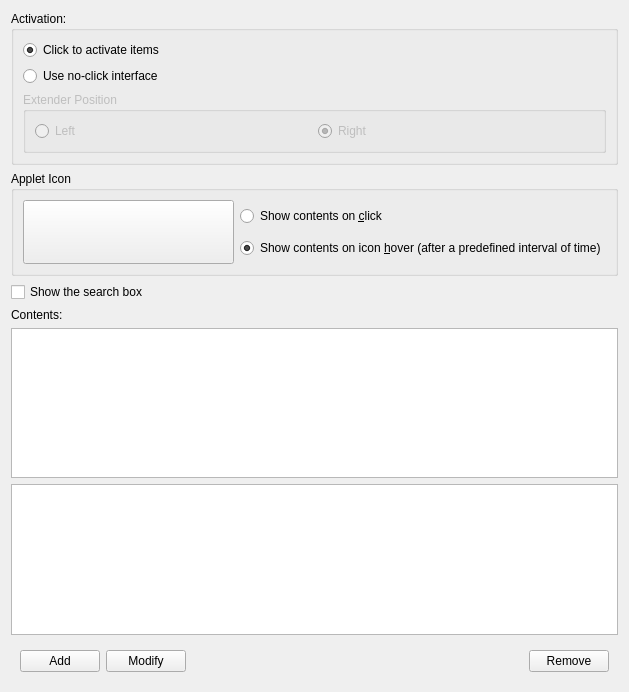
Old version of the form applets/lancelot/parts/LancelotPartConfigBase.ui in the repository KDE/kdeplasma-addons.
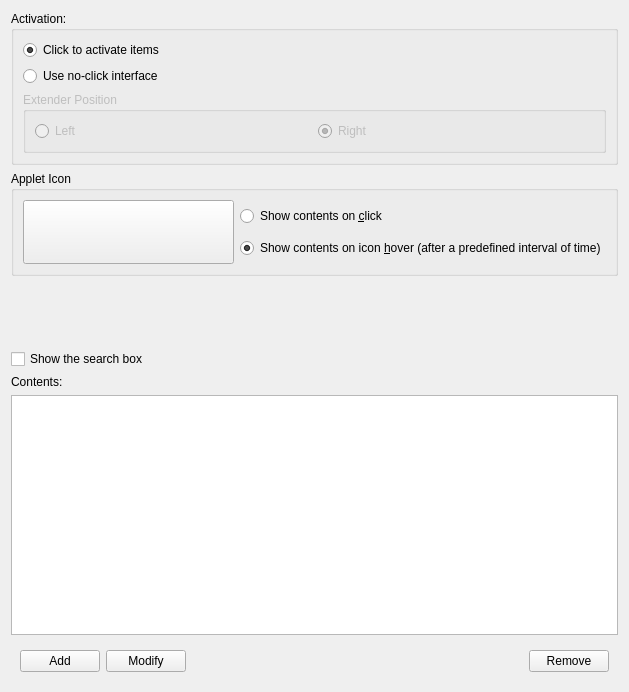
New version of the form. Custom widgets are drawn as their Qt base class.

Commit message: Added removing selected items

```diff
--- a/applets/lancelot/parts/LancelotPartConfigBase.ui
+++ b/applets/lancelot/parts/LancelotPartConfigBase.ui
@@ -169,9 +169,6 @@
       <item>
        <widget class="QListWidget" name="listModels"/>
       </item>
-      <item>
-       <widget class="QPlainTextEdit" name="textData"/>
-      </item>
       <item>
        <widget class="QFrame" name="frame">
         <layout class="QHBoxLayout" name="horizontalLayout_3">
@@ -212,19 +209,6 @@
         </layout>
        </widget>
       </item>
-      <item>
-       <spacer name="verticalSpacer">
-        <property name="orientation">
-         <enum>Qt::Vertical</enum>
-        </property>
-        <property name="sizeHint" stdset="0">
-         <size>
-          <width>20</width>
-          <height>36</height>
-         </size>
-        </property>
-       </spacer>
-      </item>
      </layout>
     </widget>
    </item>
```
The commit also changes 1 other file.
